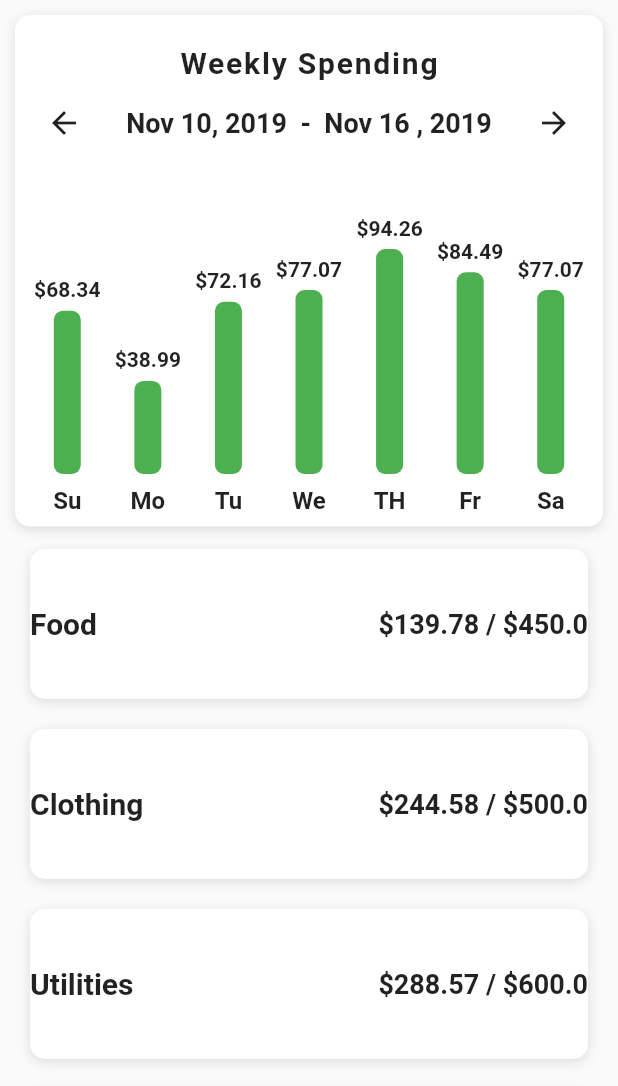
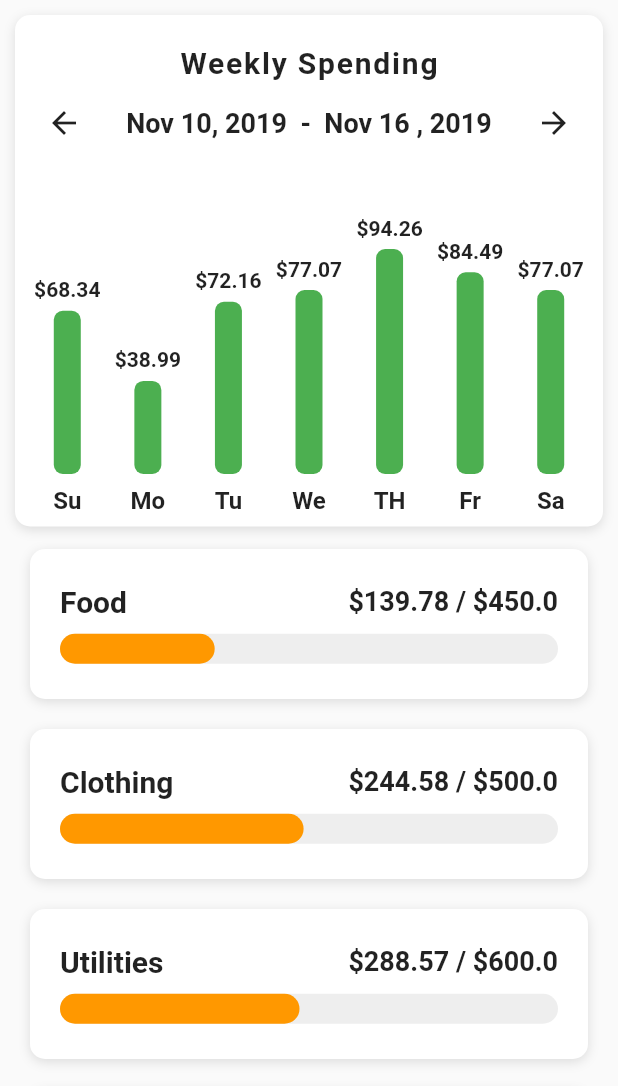
Before and after one commit to alikazemidev/budget_ui_flutter, a Flutter app: the screen it shows after launch, on a phone screen of 412 x 824 dp, the part 150-1236 px from its top. Run offline on Flutter 3.47's test engine with Material 2 defaults, Android fonts, the phone set to English and light mode, and no system bars.

```diff
--- /dev/null
+++ b/lib/helpers/color_helper.dart
@@ -0,0 +1,10 @@
+import 'package:flutter/material.dart';
+
+Color getColor(BuildContext context, double precent) {
+  if (precent >= .5) {
+    return Theme.of(context).primaryColor;
+  } else if (precent >= .25) {
+    return Colors.orange;
+  }
+  return Colors.red;
+}
--- a/lib/screens/home_page.dart
+++ b/lib/screens/home_page.dart
@@ -3,7 +3,9 @@ import 'package:budget_ui/models/category_model.dart';
 import 'package:flutter/material.dart';
 
 import '../Widget/bar_chart.dart';
+import '../helpers/color_helper.dart';
 import '../models/expense_model.dart';
+import 'category_page.dart';
 
 class HomePage extends StatefulWidget {
   const HomePage({Key? key}) : super(key: key);
@@ -82,8 +84,20 @@ class _HomePageState extends State<HomePage> {
   }
 
   Widget _buildCategory(Category category, double totalAmountSpent) {
-    return Container(
+    return GestureDetector(
+      onTap: () {
+        Navigator.push(
+          context,
+          MaterialPageRoute(
+            builder: (context) => CategoryScreen(
+              category: category,
+            ),
+          ),
+        );
+      },
+      child: Container(
         margin: EdgeInsets.symmetric(horizontal: 20, vertical: 10),
+        padding: EdgeInsets.all(20),
         height: 100,
         width: double.infinity,
         decoration: BoxDecoration(
@@ -119,7 +133,40 @@ class _HomePageState extends State<HomePage> {
                 ),
               ],
             ),
+            SizedBox(height: 10),
+            LayoutBuilder(
+              builder: (context, constraints) {
+                final maxBarWidth = constraints.maxWidth;
+                final double precent =
+                    (category.maxAmount! - totalAmountSpent) /
+                        category.maxAmount!;
+                double barWidth = maxBarWidth * precent;
+                if (barWidth < 0) {
+                  barWidth = 0;
+                }
+                return Stack(
+                  children: [
+                    Container(
+                      height: 20,
+                      decoration: BoxDecoration(
+                        color: Colors.grey.shade200,
+                        borderRadius: BorderRadius.circular(15),
+                      ),
+                    ),
+                    Container(
+                      height: 20,
+                      width: barWidth,
+                      decoration: BoxDecoration(
+                        color: getColor(context, precent),
+                        borderRadius: BorderRadius.circular(15),
+                      ),
+                    ),
                   ],
+                );
+              },
+            ),
+          ],
+        ),
       ),
     );
   }
```
Also changed, not shown: lib/screens/category_page.dart (added, +58 -0 lines). Lines whose indentation alone changed are shown as unchanged.
